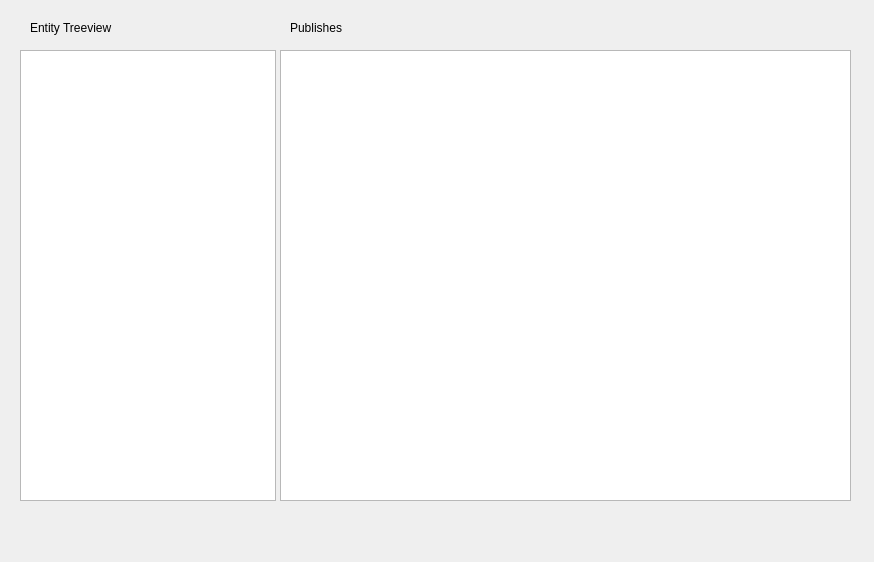
First picture: the form in resources/dialog.ui, repository shotgunsoftware/tk-multi-loader2, before the edit.
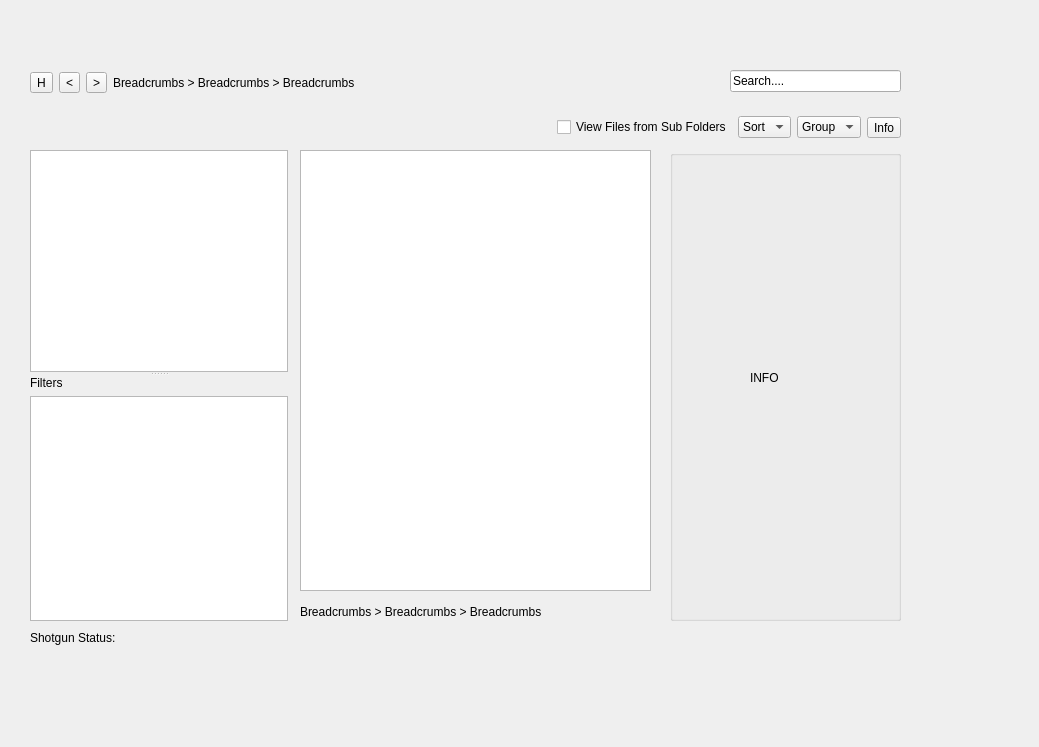
Second picture: the form after the edit.

Commit message: Basic model/view stuff for entities WIP.

What changed in the file:
```diff
--- a/resources/dialog.ui
+++ b/resources/dialog.ui
@@ -6,59 +6,242 @@
    <rect>
     <x>0</x>
     <y>0</y>
-    <width>874</width>
-    <height>562</height>
+    <width>1039</width>
+    <height>747</height>
    </rect>
   </property>
   <property name="windowTitle">
    <string>Load items into your scene</string>
   </property>
-  <widget class="QTreeView" name="entity_view">
-   <property name="geometry">
-    <rect>
-     <x>20</x>
-     <y>50</y>
-     <width>256</width>
-     <height>451</height>
-    </rect>
-   </property>
-  </widget>
   <widget class="QTableView" name="tableView">
    <property name="geometry">
     <rect>
-     <x>280</x>
-     <y>50</y>
-     <width>571</width>
-     <height>451</height>
+     <x>300</x>
+     <y>150</y>
+     <width>351</width>
+     <height>441</height>
     </rect>
    </property>
   </widget>
-  <widget class="QLabel" name="label">
+  <widget class="QSplitter" name="splitter">
    <property name="geometry">
     <rect>
      <x>30</x>
-     <y>20</y>
-     <width>161</width>
+     <y>150</y>
+     <width>258</width>
+     <height>471</height>
+    </rect>
+   </property>
+   <property name="orientation">
+    <enum>Qt::Vertical</enum>
+   </property>
+   <widget class="QWidget" name="layoutWidget">
+    <layout class="QVBoxLayout" name="verticalLayout">
+     <item>
+      <widget class="QTreeView" name="entity_view"/>
+     </item>
+    </layout>
+   </widget>
+   <widget class="QWidget" name="layoutWidget">
+    <layout class="QVBoxLayout" name="verticalLayout_2">
+     <item>
+      <widget class="QLabel" name="label_4">
+       <property name="text">
+        <string>Filters</string>
+       </property>
+      </widget>
+     </item>
+     <item>
+      <widget class="QListView" name="listView"/>
+     </item>
+    </layout>
+   </widget>
+  </widget>
+  <widget class="QLabel" name="sg_status">
+   <property name="geometry">
+    <rect>
+     <x>30</x>
+     <y>630</y>
+     <width>341</width>
      <height>16</height>
     </rect>
    </property>
    <property name="text">
-    <string>Entity Treeview</string>
+    <string>Shotgun Status:</string>
    </property>
   </widget>
-  <widget class="QLabel" name="label_2">
+  <widget class="QLineEdit" name="lineEdit">
    <property name="geometry">
     <rect>
-     <x>290</x>
-     <y>20</y>
-     <width>161</width>
-     <height>16</height>
+     <x>730</x>
+     <y>70</y>
+     <width>171</width>
+     <height>22</height>
     </rect>
    </property>
    <property name="text">
-    <string>Publishes</string>
+    <string>Search....</string>
    </property>
   </widget>
+  <widget class="QGroupBox" name="groupBox">
+   <property name="geometry">
+    <rect>
+     <x>670</x>
+     <y>150</y>
+     <width>231</width>
+     <height>471</height>
+    </rect>
+   </property>
+   <property name="title">
+    <string/>
+   </property>
+   <widget class="QLabel" name="label_2">
+    <property name="geometry">
+     <rect>
+      <x>80</x>
+      <y>220</y>
+      <width>62</width>
+      <height>16</height>
+     </rect>
+    </property>
+    <property name="text">
+     <string>INFO</string>
+    </property>
+   </widget>
+  </widget>
+  <widget class="QLabel" name="label_3">
+   <property name="geometry">
+    <rect>
+     <x>300</x>
+     <y>600</y>
+     <width>285</width>
+     <height>23</height>
+    </rect>
+   </property>
+   <property name="text">
+    <string>Breadcrumbs &gt; Breadcrumbs &gt; Breadcrumbs</string>
+   </property>
+  </widget>
+  <widget class="QWidget" name="">
+   <property name="geometry">
+    <rect>
+     <x>30</x>
+     <y>70</y>
+     <width>388</width>
+     <height>25</height>
+    </rect>
+   </property>
+   <layout class="QHBoxLayout" name="horizontalLayout_3">
+    <item>
+     <widget class="QToolButton" name="toolButton_5">
+      <property name="text">
+       <string>H</string>
+      </property>
+     </widget>
+    </item>
+    <item>
+     <widget class="QToolButton" name="toolButton_3">
+      <property name="text">
+       <string>&lt;</string>
+      </property>
+     </widget>
+    </item>
+    <item>
+     <widget class="QToolButton" name="toolButton_4">
+      <property name="text">
+       <string>&gt;</string>
+      </property>
+     </widget>
+    </item>
+    <item>
+     <widget class="QLabel" name="label">
+      <property name="text">
+       <string>Breadcrumbs &gt; Breadcrumbs &gt; Breadcrumbs</string>
+      </property>
+     </widget>
+    </item>
+   </layout>
+  </widget>
+  <widget class="QWidget" name="">
+   <property name="geometry">
+    <rect>
+     <x>30</x>
+     <y>110</y>
+     <width>871</width>
+     <height>35</height>
+    </rect>
+   </property>
+   <layout class="QHBoxLayout" name="horizontalLayout">
+    <item>
+     <layout class="QHBoxLayout" name="entity_button_layout"/>
+    </item>
+    <item>
+     <layout class="QHBoxLayout" name="horizontalLayout_2">
+      <item>
+       <spacer name="horizontalSpacer">
+        <property name="orientation">
+         <enum>Qt::Horizontal</enum>
+        </property>
+        <property name="sizeHint" stdset="0">
+         <size>
+          <width>68</width>
+          <height>26</height>
+         </size>
+        </property>
+       </spacer>
+      </item>
+      <item>
+       <widget class="QCheckBox" name="checkBox">
+        <property name="text">
+         <string>View Files from Sub Folders</string>
+        </property>
+       </widget>
+      </item>
+      <item>
+       <widget class="QComboBox" name="comboBox_2">
+        <item>
+         <property name="text">
+          <string>Sort</string>
+         </property>
+        </item>
+       </widget>
+      </item>
+      <item>
+       <widget class="QComboBox" name="comboBox">
+        <item>
+         <property name="text">
+          <string>Group</string>
+         </property>
+        </item>
+       </widget>
+      </item>
+      <item>
+       <widget class="QToolButton" name="toolButton_2">
+        <property name="text">
+         <string>Info</string>
+        </property>
+       </widget>
+      </item>
+     </layout>
+    </item>
+   </layout>
+  </widget>
+  <zorder>tableView</zorder>
+  <zorder>splitter</zorder>
+  <zorder>sg_status</zorder>
+  <zorder>horizontalLayoutWidget</zorder>
+  <zorder>checkBox</zorder>
+  <zorder>toolButton_2</zorder>
+  <zorder>comboBox</zorder>
+  <zorder>comboBox_2</zorder>
+  <zorder>toolButton_3</zorder>
+  <zorder>toolButton_4</zorder>
+  <zorder>toolButton_5</zorder>
+  <zorder>label</zorder>
+  <zorder>lineEdit</zorder>
+  <zorder>label</zorder>
+  <zorder>groupBox</zorder>
+  <zorder>label_3</zorder>
  </widget>
  <resources>
   <include location="resources.qrc"/>
```
The commit also changes 5 other files.
